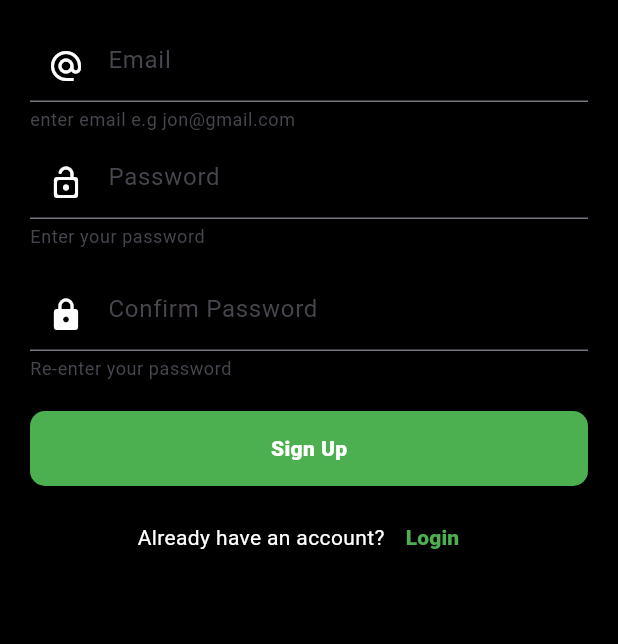
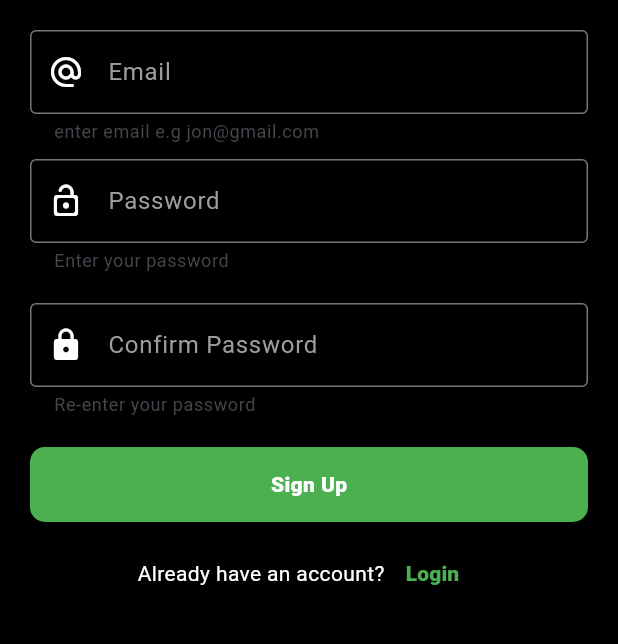
Before and after one commit to Irtaza4/PCgenius, a Flutter app: the screen it shows after launch, after a tap on "Login", after a tap on "Sign up", on a phone screen of 412 x 824 dp, the part 489-1133 px from its top. Run offline on Flutter 3.47's test engine with Material 3 defaults, Android fonts, the phone set to English and light mode, and no system bars; our stand-ins replace firebase_auth, firebase_core, firebase_database, fluttertoast; accounts and stored records are empty.

Commit message:
minor changes

```diff
--- a/lib/FirebaseServices/splash_screen_services.dart
+++ b/lib/FirebaseServices/splash_screen_services.dart
@@ -6,19 +6,19 @@ import 'dart:async';
 
 class SplashScreenServices {
   void isLogin(BuildContext context) {
-    final _auth = FirebaseAuth.instance;
-    final user = _auth.currentUser;
+    final auth = FirebaseAuth.instance;
+    final user = auth.currentUser;
 
-    Timer(Duration(seconds: 3), () {
+    Timer(const Duration(seconds: 3), () {
       if (user != null) {
         Navigator.pushReplacement(
           context,
-          MaterialPageRoute(builder: (context) => HomeScreen()),
+          MaterialPageRoute(builder: (context) => const HomeScreen()),
         );
       } else {
         Navigator.pushReplacement(
           context,
-          MaterialPageRoute(builder: (context) => LoginScreen()),
+          MaterialPageRoute(builder: (context) => const LoginScreen()),
         );
       }
     });
--- a/lib/Widgets/round_button.dart
+++ b/lib/Widgets/round_button.dart
@@ -24,8 +24,8 @@ class _RoundButtonState extends State<RoundButton> {
               borderRadius: BorderRadius.circular(10)
 
           ),
-          child: Center(child: widget.loading ? CircularProgressIndicator(strokeWidth: 3,color: Colors.white,)
-              : Text(widget.title,style: TextStyle(color: Colors.white,fontWeight: FontWeight.w900),),
+          child: Center(child: widget.loading ? const CircularProgressIndicator(strokeWidth: 3,color: Colors.white,)
+              : Text(widget.title,style: const TextStyle(color: Colors.white,fontWeight: FontWeight.w900),),
           )),
     );
   }
--- a/lib/main.dart
+++ b/lib/main.dart
@@ -1,12 +1,4 @@
 import 'package:flutter/material.dart';
-import 'package:flutter/rendering.dart';
-import 'package:pc_genius/FirebaseServices/firebase_helper_cases.dart';
-import 'package:pc_genius/FirebaseServices/firebase_helper_gpu.dart';
-import 'package:pc_genius/FirebaseServices/firebase_helper_motherboards.dart';
-import 'package:pc_genius/FirebaseServices/firebase_helper_powersupllies.dart';
-import 'package:pc_genius/FirebaseServices/firebase_helper_processors.dart';
-import 'package:pc_genius/FirebaseServices/firebase_helper_ram.dart';
-import 'package:pc_genius/ui/screens/login_screen.dart';
 import 'package:firebase_core/firebase_core.dart';
 import 'package:pc_genius/ui/splash_screen.dart';
 import 'firebase_options.dart';
@@ -40,10 +32,10 @@ class MyApp extends StatelessWidget {
         debugShowCheckedModeBanner: false,
         theme: ThemeData(
           appBarTheme:
-              AppBarTheme(iconTheme: IconThemeData(color: Colors.white)),
+              const AppBarTheme(iconTheme: IconThemeData(color: Colors.white)),
           colorScheme: ColorScheme.fromSeed(seedColor: Colors.deepPurple),
           useMaterial3: true,
         ),
-        home: SplashScreen());
+        home: const SplashScreen());
   }
 }
--- a/lib/ui/screens/custom_build_result_screen.dart
+++ b/lib/ui/screens/custom_build_result_screen.dart
@@ -3,7 +3,7 @@ import 'package:flutter/material.dart';
 class CustomBuildResultScreen extends StatelessWidget {
   final Map<String, Map<String, dynamic>?> components;
 
-  CustomBuildResultScreen({required this.components});
+  const CustomBuildResultScreen({super.key, required this.components});
 
   // Helper method to get a value from multiple possible keys
   String getFieldValue(Map<String, dynamic> component, List<String> possibleKeys, {String fallback = 'Unknown'}) {
--- a/lib/ui/screens/login_screen.dart
+++ b/lib/ui/screens/login_screen.dart
@@ -1,6 +1,5 @@
 import 'package:firebase_auth/firebase_auth.dart';
 import 'package:flutter/material.dart';
-import 'package:flutter/services.dart';
 import 'package:pc_genius/ui/screens/home_screen.dart';
 import 'package:pc_genius/ui/screens/signup_screen.dart';
 
@@ -32,7 +31,7 @@ class _LoginScreenState extends State<LoginScreen> {
     });
     _auth.signInWithEmailAndPassword(email: emailcontroller.text, password: passwordcontroller.text).then((value){
       Utilas().toastMessage('Login Successfully!');
-      Navigator.push(context, MaterialPageRoute(builder: (context)=>HomeScreen()));
+      Navigator.push(context, MaterialPageRoute(builder: (context)=>const HomeScreen()));
       setState(() {
         loading =false;
       });
@@ -55,7 +54,7 @@ class _LoginScreenState extends State<LoginScreen> {
           centerTitle: true,
           backgroundColor: Colors.transparent, // Make the default background transparent
           flexibleSpace: Container(
-          decoration: BoxDecoration(
+          decoration: const BoxDecoration(
           gradient: LinearGradient(
           begin: Alignment.topLeft,  // Start at the top-left
           end: Alignment.bottomRight,  // End at the bottom-right
@@ -81,13 +80,19 @@ class _LoginScreenState extends State<LoginScreen> {
                           height: 250,
                           width: 250,),
                         ),
-                        SizedBox(height: 10,),
+                        const SizedBox(height: 10,),
                         TextFormField(
                             controller: emailcontroller,
                             keyboardType: TextInputType.emailAddress,
-                            style: TextStyle(color: Colors.white),
-                            decoration: InputDecoration(
+                            style: const TextStyle(color: Colors.white),
+                            decoration: const InputDecoration(
+                                focusedBorder: OutlineInputBorder(
+                                    borderSide: BorderSide(color: Colors.green)
+                                ),
+                                labelStyle: TextStyle(color: Colors.grey),
+                                border: OutlineInputBorder(),
                                 hintText: 'Email',
+                                labelText: 'Email',
                                 helperText: 'Enter email e.g jon@gmail.com' ,
                                 prefixIcon: Icon(Icons.alternate_email,color: Colors.white,)),
                             validator: (value){
@@ -101,15 +106,19 @@ class _LoginScreenState extends State<LoginScreen> {
 
 
                         ),
-                        SizedBox(height: 10,),
+                        const SizedBox(height: 10,),
                         TextFormField(
                             controller: passwordcontroller,
                             obscureText: true,
-                            style: TextStyle(color: Colors.white),
-                            decoration: InputDecoration(
-
+                            style: const TextStyle(color: Colors.white),
+                            decoration: const InputDecoration(
+                                focusedBorder: OutlineInputBorder(
+                                    borderSide: BorderSide(color: Colors.green)
+                                ),
+                                labelStyle: TextStyle(color: Colors.grey),
+                                border: OutlineInputBorder(),
                                 hintText: 'Password',
-
+                                labelText: 'Password',
                                 helperText: 'Enter your password' ,
                                 prefixIcon: Icon(Icons.lock_open_outlined,color: Colors.white,)),
                             validator: (value){
@@ -122,7 +131,7 @@ class _LoginScreenState extends State<LoginScreen> {
 
                       ],
                     )),
-                SizedBox(height: 50,),
+                const SizedBox(height: 50,),
 
                 RoundButton(title: 'Login',
                   loading: loading,
@@ -131,17 +140,17 @@ class _LoginScreenState extends State<LoginScreen> {
                       login();
                     }
                   },),
-                SizedBox(height: 10,),
+                const SizedBox(height: 10,),
                 Row(
                   mainAxisAlignment: MainAxisAlignment.center,
                   children: [
-                    Text("Don't have an account?",style: TextStyle(color: Colors.white), ),
+                    const Text("Don't have an account?",style: TextStyle(color: Colors.white), ),
                     TextButton(onPressed: (){
-                      Navigator.push(context, MaterialPageRoute(builder: (context)=>SignupScreen()));
-                    }, child: Text('Sign up',style: TextStyle(color: Colors.green,fontWeight: FontWeight.w900),))
+                      Navigator.push(context, MaterialPageRoute(builder: (context)=>const SignupScreen()));
+                    }, child: const Text('Sign up',style: TextStyle(color: Colors.green,fontWeight: FontWeight.w900),))
                   ],
                 ),
-                SizedBox(height: 50),
+                const SizedBox(height: 50),
 
               ],
             ),
--- a/lib/ui/screens/signup_screen.dart
+++ b/lib/ui/screens/signup_screen.dart
@@ -17,7 +17,7 @@ class _SignupScreenState extends State<SignupScreen> {
   final emailcontroller = TextEditingController();
   final passwordcontroller = TextEditingController();
   final confirmPasswordController = TextEditingController();
-  FirebaseAuth _auth = FirebaseAuth.instance;
+  final FirebaseAuth _auth = FirebaseAuth.instance;
   @override
 
   void dispose() {
@@ -38,7 +38,7 @@ class _SignupScreenState extends State<SignupScreen> {
         loading=false;
       });
       Utilas().toastMessage('Account Created!');
-      Navigator.push(context, MaterialPageRoute(builder: (context)=>LoginScreen()));
+      Navigator.push(context, MaterialPageRoute(builder: (context)=>const LoginScreen()));
     }).onError((error, stackTrace) {
       Utils().toastMessage(error.toString());
       setState(() {
@@ -56,7 +56,7 @@ class _SignupScreenState extends State<SignupScreen> {
         centerTitle: true,
         backgroundColor:  Colors.transparent, // Make the default background transparent
           flexibleSpace: Container(
-            decoration: BoxDecoration(
+            decoration: const BoxDecoration(
               gradient: LinearGradient(
                 begin: Alignment.topLeft,  // Start at the top-left
                 end: Alignment.bottomRight,  // End at the bottom-right
@@ -86,8 +86,14 @@ class _SignupScreenState extends State<SignupScreen> {
                       TextFormField(
                           controller: emailcontroller,
                           keyboardType: TextInputType.emailAddress,
-                          style: TextStyle(color: Colors.white),
-                          decoration: InputDecoration(
+                          style: const TextStyle(color: Colors.white),
+                          decoration: const InputDecoration(
+                              focusedBorder: OutlineInputBorder(
+                                  borderSide: BorderSide(color: Colors.green)
+                              ),
+                              labelStyle: TextStyle(color: Colors.grey),
+                              border: OutlineInputBorder(),
+                              labelText: 'Email',
                               hintText: 'Email',
                               helperText: 'enter email e.g jon@gmail.com' ,
                               prefixIcon: Icon(Icons.alternate_email,color: Colors.white,)),
@@ -102,14 +108,19 @@ class _SignupScreenState extends State<SignupScreen> {
 
 
                       ),
-                      SizedBox(height: 10,),
+                      const SizedBox(height: 10,),
                       TextFormField(
                           controller: passwordcontroller,
                           obscureText: true,
-                          style: TextStyle(color: Colors.white),
+                          style: const TextStyle(color: Colors.white),
 
-                          decoration: InputDecoration(
-
+                          decoration: const InputDecoration(
+                              focusedBorder: OutlineInputBorder(
+                                  borderSide: BorderSide(color: Colors.green)
+                              ),
+                              labelStyle: TextStyle(color: Colors.grey),
+                              border: OutlineInputBorder(),
+                              labelText: 'Password',
                               hintText: 'Password',
 
                               helperText: 'Enter your password' ,
@@ -121,14 +132,23 @@ class _SignupScreenState extends State<SignupScreen> {
                             return null;
                           }
                       ),
-                      SizedBox(height: 20),
+                      const SizedBox(height: 20),
                       // Confirm Password field
                       TextFormField(
                         controller: confirmPasswordController,
                         keyboardType: TextInputType.visiblePassword,
-                        style: TextStyle(color: Colors.white),
+                        style: const TextStyle(color: Colors.white),
                         obscureText: true,  // To hide confirm password text
-                        decoration: InputDecoration(
+                        decoration: const InputDecoration(
+                          focusedBorder: OutlineInputBorder(
+                            borderSide: BorderSide(color: Colors.green)
+                          ),
+                          labelStyle: TextStyle(color: Colors.grey),
+                          border: OutlineInputBorder(
+
+                          ),
+                          labelText: 'Confirm Password',
+
                           hintText: 'Confirm Password',
                           helperText: 'Re-enter your password',
 
@@ -152,7 +172,7 @@ class _SignupScreenState extends State<SignupScreen> {
 
                     ],
                   )),
-              SizedBox(height: 20,),
+              const SizedBox(height: 20,),
 
               RoundButton(title: 'Sign Up',
                 loading: loading,
@@ -161,14 +181,14 @@ class _SignupScreenState extends State<SignupScreen> {
                     login();
                   }
                 },),
-              SizedBox(height: 10,),
+              const SizedBox(height: 10,),
               Row(
                 mainAxisAlignment: MainAxisAlignment.center,
                 children: [
-                  Text("Already have an account?",style: TextStyle(color: Colors.white), ),
+                  const Text("Already have an account?",style: TextStyle(color: Colors.white), ),
                   TextButton(onPressed: (){
-                    Navigator.push(context, MaterialPageRoute(builder: (context)=>LoginScreen()));
-                  }, child: Text('Login',style: TextStyle(color: Colors.green,fontWeight: FontWeight.w900),))
+                    Navigator.push(context, MaterialPageRoute(builder: (context)=>const LoginScreen()));
+                  }, child: const Text('Login',style: TextStyle(color: Colors.green,fontWeight: FontWeight.w900),))
                 ],
               )
             ],
--- a/lib/ui/splash_screen.dart
+++ b/lib/ui/splash_screen.dart
@@ -14,7 +14,7 @@ class _SplashScreenState extends State<SplashScreen> with SingleTickerProviderSt
   late AnimationController _controller;
   String _displayedText = "";
   final String _fullText = "PC GENIUS";
-  final Duration _typingSpeed = Duration(milliseconds: 100);
+  final Duration _typingSpeed = const Duration(milliseconds: 100);
 
   @override
   void initState() {
@@ -22,7 +22,7 @@ class _SplashScreenState extends State<SplashScreen> with SingleTickerProviderSt
 
     // Initialize the rotation animation controller
     _controller = AnimationController(
-      duration: Duration(seconds: 5), // Slower rotation
+      duration: const Duration(seconds: 5), // Slower rotation
       vsync: this,
     )..repeat(); // Continuous rotation
 
@@ -62,7 +62,7 @@ class _SplashScreenState extends State<SplashScreen> with SingleTickerProviderSt
               width: 250, // Adjust the image width
             ),
           ),
-          SizedBox(height: 120),
+          const SizedBox(height: 120),
           // Rotating Icons forming a loading circle
           Stack(
             alignment: Alignment.center,
@@ -73,7 +73,7 @@ class _SplashScreenState extends State<SplashScreen> with SingleTickerProviderSt
               _buildRotatingIcon(Icons.power, 270), // Icon 4
             ],
           ),
-          SizedBox(height: 150),
+          const SizedBox(height: 150),
           // Displaying the typed text
           Center(
             child: Stack(
@@ -93,7 +93,7 @@ class _SplashScreenState extends State<SplashScreen> with SingleTickerProviderSt
                 ),
                 Text(
                   _displayedText,
-                  style: TextStyle(
+                  style: const TextStyle(
                     color: Colors.green,
                     fontSize: 50,
                     fontWeight: FontWeight.w600,
--- a/pubspec.yaml
+++ b/pubspec.yaml
@@ -44,7 +44,7 @@ dependencies:
   font_awesome_flutter: ^10.8.0
   shimmer: ^3.0.0
   animated_text_kit: ^4.2.2
-  pdf: ^3.10.0
+
 
 
 
```
Also changed, not shown: lib/Widgets/Custom_button.dart (+4 -4 lines), lib/ui/screens/ComponentScreens/cases_screen.dart (+20 -20 lines), lib/ui/screens/ComponentScreens/gpus_screen.dart (+19 -19 lines), lib/ui/screens/ComponentScreens/motherboards_screen.dart (+19 -19 lines), lib/ui/screens/ComponentScreens/power_supplies_screen.dart (+20 -20 lines), lib/ui/screens/ComponentScreens/processors_screen.dart (+15 -15 lines), lib/ui/screens/ComponentScreens/rams_screen.dart (+20 -20 lines), lib/ui/screens/ComponentScreens/ssd_screen.dart (+15 -15 lines), lib/ui/screens/ai_pc_builder.dart (+12 -12 lines), lib/ui/screens/build_result_screen.dart (+31 -33 lines), lib/ui/screens/custom_build.dart (+70 -70 lines), lib/ui/screens/home_screen.dart (+19 -20 lines), pubspec.lock.
